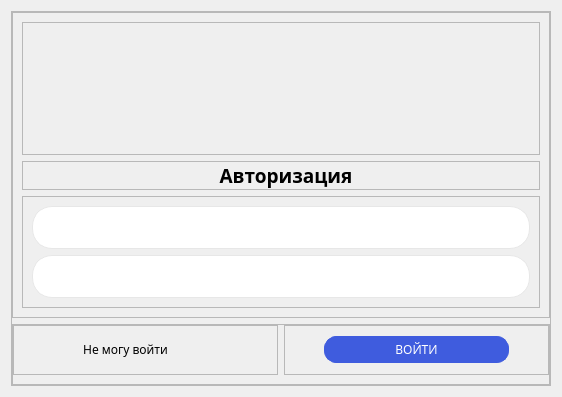
Above: gui/ui/login_window.ui from frrusi/portal-parser before the change. Below: the same form after it.
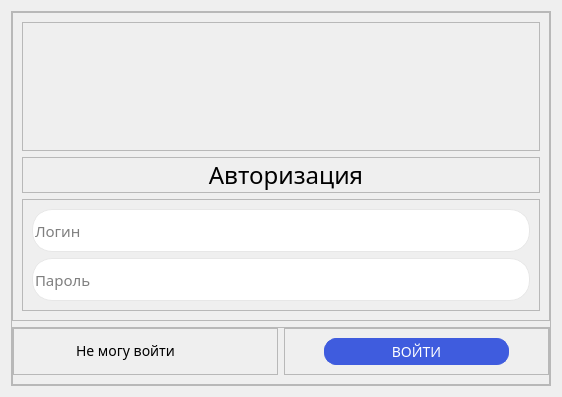
That is the form after the change. Icons and pictures are not drawn.

Patch:
```diff
--- a/gui/ui/login_window.ui
+++ b/gui/ui/login_window.ui
@@ -12,14 +12,14 @@
   </property>
   <property name="minimumSize">
    <size>
-    <width>0</width>
-    <height>0</height>
+    <width>562</width>
+    <height>397</height>
    </size>
   </property>
   <property name="maximumSize">
    <size>
-    <width>16777215</width>
-    <height>397</height>
+    <width>562</width>
+    <height>400</height>
    </size>
   </property>
   <property name="cursor">
@@ -145,10 +145,10 @@
                <widget class="QLabel" name="text">
                 <property name="font">
                  <font>
-                  <family>Montserrat SemiBold</family>
-                  <pointsize>14</pointsize>
-                  <weight>75</weight>
-                  <bold>true</bold>
+                  <family>Bahnschrift Light</family>
+                  <pointsize>18</pointsize>
+                  <weight>50</weight>
+                  <bold>false</bold>
                  </font>
                 </property>
                 <property name="text">
@@ -195,8 +195,8 @@
 	padding-left: 1em;
 }</string>
                 </property>
-                <property name="text">
-                 <string/>
+                <property name="placeholderText">
+                 <string>Логин</string>
                 </property>
                </widget>
               </item>
@@ -220,6 +220,9 @@
                 <property name="echoMode">
                  <enum>QLineEdit::PasswordEchoOnEdit</enum>
                 </property>
+                <property name="placeholderText">
+                 <string>Пароль</string>
+                </property>
                </widget>
               </item>
              </layout>
@@ -266,7 +269,7 @@
                <widget class="QPushButton" name="remember">
                 <property name="font">
                  <font>
-                  <family>Montserrat SemiBold</family>
+                  <family>Bahnschrift 53</family>
                   <pointsize>-1</pointsize>
                  </font>
                 </property>
@@ -285,8 +288,8 @@
                 <property name="styleSheet">
                  <string notr="true">QPushButton {
 	color: black;
-	font-size: 12px;
-	font-family: Montserrat SemiBold;
+	font-size: 14px;
+	font-family: Bahnschrift Light;
 	background-color: transparent; 
 	border: 1px solid transparent;
 	border-radius: 12px;
@@ -338,7 +341,7 @@
                <widget class="QPushButton" name="entry">
                 <property name="font">
                  <font>
-                  <family>Montserrat ExtraBold</family>
+                  <family>Bahnschrift SemiBold</family>
                   <pointsize>-1</pointsize>
                  </font>
                 </property>
@@ -352,8 +355,8 @@
 	max-height: 25px;
 	min-height: 25px;
 	color: white;
-	font-size: 12px;
-	font-family: Montserrat ExtraBold;
+	font-size: 14px;
+	font-family: Bahnschrift SemiBold;
 	background-color: #3f5cde; 
 	border: 1px solid #3f5cde;
 	border-radius: 12px;
```
Left out of the diff: 3 changed lines with no effect on the pictures.
